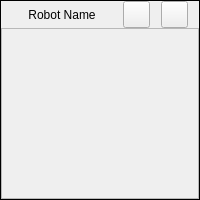
First picture: the form in robot_control/ui/ControlledRobot.ui, repository dasys-lab/alica-essentials, before the edit.
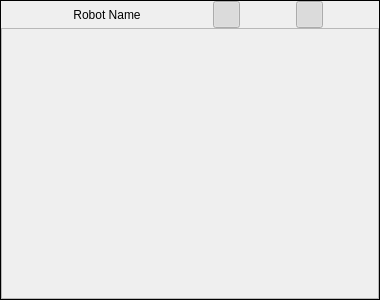
Second picture: the form after the edit. Icons and pictures are not drawn.

Patch:
```diff
--- a/robot_control/ui/ControlledRobot.ui
+++ b/robot_control/ui/ControlledRobot.ui
@@ -9,8 +9,8 @@
    <rect>
     <x>0</x>
     <y>0</y>
-    <width>200</width>
-    <height>200</height>
+    <width>380</width>
+    <height>300</height>
    </rect>
   </property>
   <property name="sizePolicy">
@@ -27,8 +27,8 @@
   </property>
   <property name="maximumSize">
    <size>
-    <width>4000000</width>
-    <height>3000000</height>
+    <width>380</width>
+    <height>300</height>
    </size>
   </property>
   <property name="frameShape">
@@ -39,7 +39,7 @@
     <number>0</number>
    </property>
    <property name="sizeConstraint">
-    <enum>QLayout::SetDefaultConstraint</enum>
+    <enum>QLayout::SetMaximumSize</enum>
    </property>
    <property name="leftMargin">
     <number>0</number>
@@ -144,6 +144,9 @@
        <property name="checkable">
         <bool>true</bool>
        </property>
+       <property name="checked">
+        <bool>true</bool>
+       </property>
        <property name="flat">
         <bool>false</bool>
        </property>
@@ -192,6 +195,9 @@
        <property name="checkable">
         <bool>true</bool>
        </property>
+       <property name="checked">
+        <bool>true</bool>
+       </property>
       </widget>
      </item>
     </layout>
@@ -218,8 +224,8 @@
        <rect>
         <x>0</x>
         <y>0</y>
-        <width>196</width>
-        <height>167</height>
+        <width>376</width>
+        <height>267</height>
        </rect>
       </property>
       <property name="sizePolicy">
```
